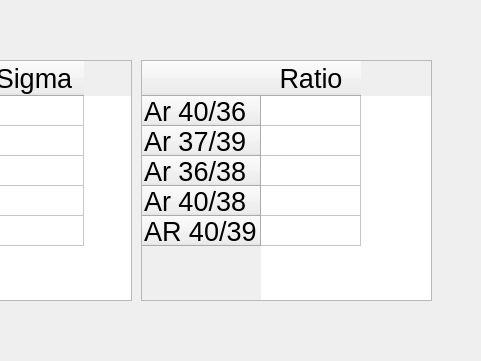
The window that UI/MassRatio.ui (AndrewLiu0725/pyADR) describes before a commit, drawn with Qt 5; both pictures show x 319 to 800 and y 150 to 511 of the 800 by 600 pixel window.
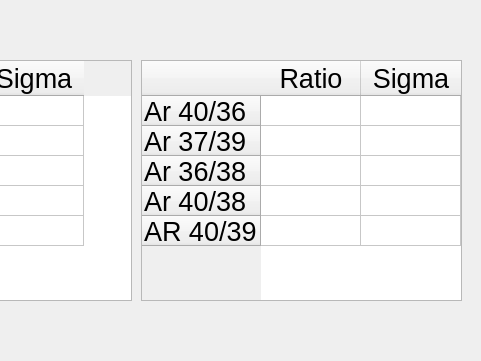
The same window after the commit.

Commit message: add ratio sigma

```diff
--- a/UI/MassRatio.ui
+++ b/UI/MassRatio.ui
@@ -32,7 +32,7 @@
      <rect>
       <x>460</x>
       <y>210</y>
-      <width>291</width>
+      <width>321</width>
       <height>241</height>
      </rect>
     </property>
@@ -96,7 +96,20 @@
       </font>
      </property>
     </column>
+    <column>
+     <property name="text">
+      <string>Sigma</string>
+     </property>
+     <property name="font">
+      <font>
+       <pointsize>20</pointsize>
+      </font>
+     </property>
+    </column>
     <item row="0" column="0">
+     <property name="text">
+      <string/>
+     </property>
      <property name="font">
       <font>
        <pointsize>20</pointsize>
@@ -104,6 +117,9 @@
      </property>
     </item>
     <item row="1" column="0">
+     <property name="text">
+      <string/>
+     </property>
      <property name="font">
       <font>
        <pointsize>20</pointsize>
@@ -111,6 +127,9 @@
      </property>
     </item>
     <item row="2" column="0">
+     <property name="text">
+      <string/>
+     </property>
      <property name="font">
       <font>
        <pointsize>20</pointsize>
@@ -118,6 +137,9 @@
      </property>
     </item>
     <item row="3" column="0">
+     <property name="text">
+      <string/>
+     </property>
      <property name="font">
       <font>
        <pointsize>20</pointsize>
@@ -125,6 +147,9 @@
      </property>
     </item>
     <item row="4" column="0">
+     <property name="text">
+      <string/>
+     </property>
      <property name="font">
       <font>
        <pointsize>20</pointsize>
```
The commit also changes 4 other files.
